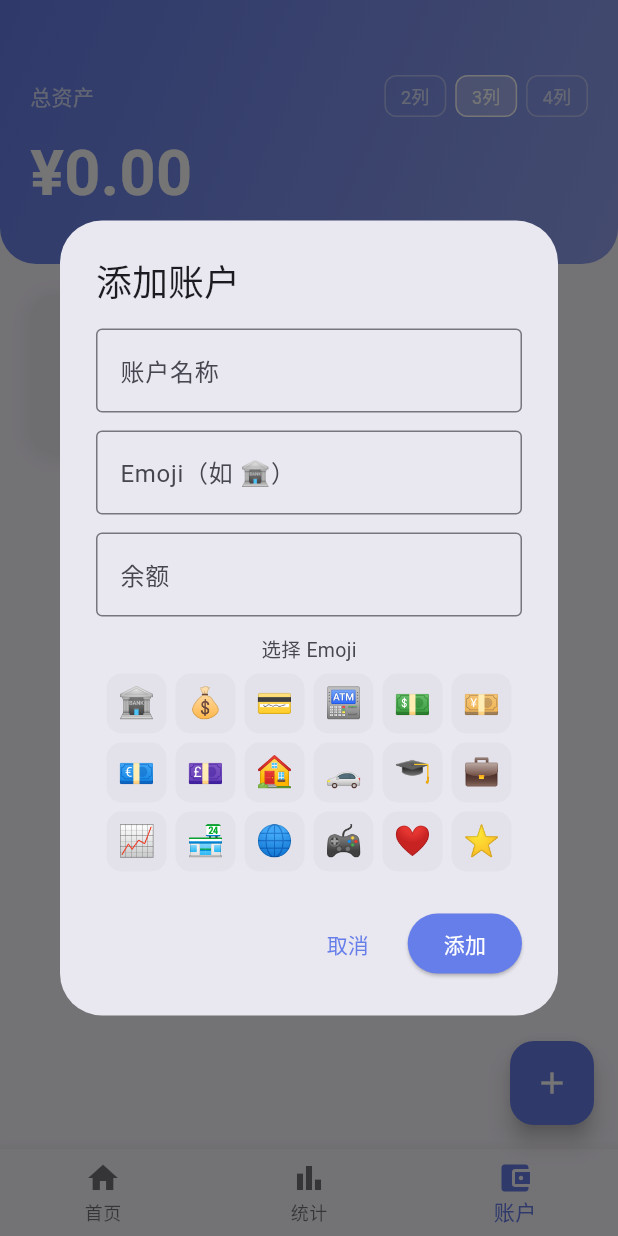
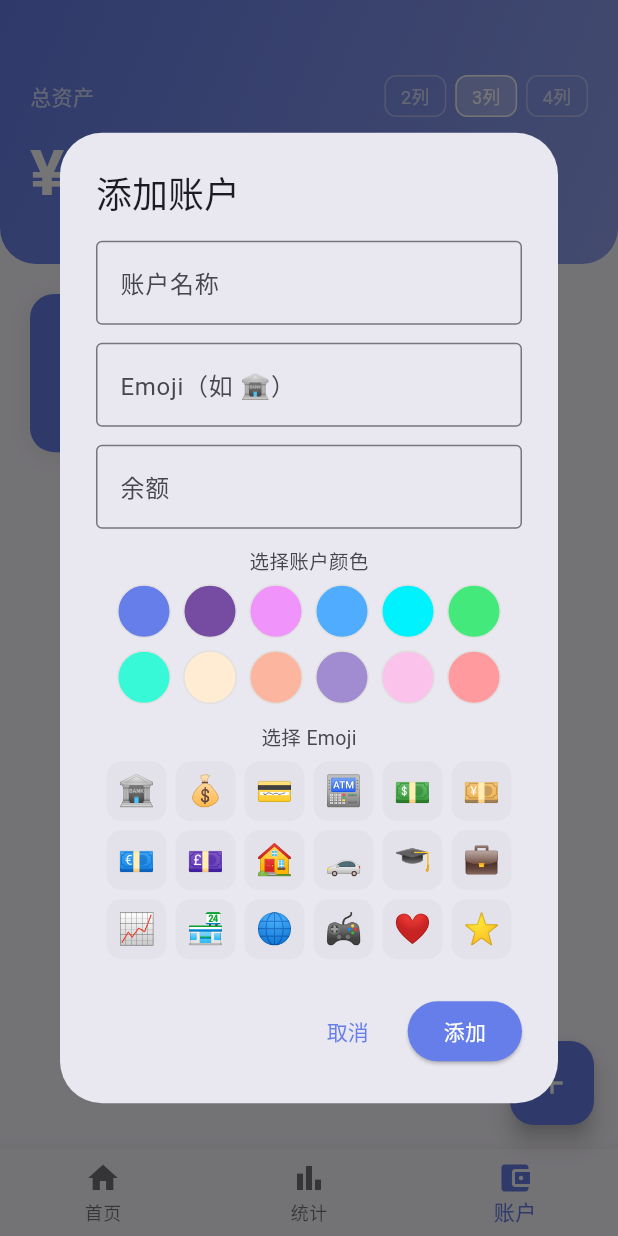
Before and after one commit to shouyangliu/wallet, a Flutter app: the screen it shows after launch, item 3 of the bottom bar chosen, after a tap on the "add" icon, on a phone screen of 412 x 824 dp. Run offline on Flutter 3.47's test engine with Material 3 defaults, Android fonts, the phone set to English and light mode, and no system bars; our stand-ins replace fl_chart, shared_preferences.

Commit message:
add color

```diff
--- a/lib/main.dart
+++ b/lib/main.dart
@@ -135,19 +135,22 @@ class Category {
   final String name;
   final String emoji;
   final bool isExpense;
-
-  Category({required this.name, this.emoji = '', required this.isExpense});
+  int color;
+
+  Category({required this.name, this.emoji = '', required this.isExpense, this.color = 0xFF667eea});
 
   Map<String, dynamic> toJson() => {
     'name': name,
     'emoji': emoji,
     'isExpense': isExpense,
+    'color': color,
   };
 
   factory Category.fromJson(Map<String, dynamic> json) => Category(
     name: json['name'],
     emoji: json['emoji'] ?? '',
     isExpense: json['isExpense'],
+    color: json['color'] ?? 0xFF667eea,
   );
 }
 
@@ -156,12 +159,14 @@ class Account {
   String name;
   String emoji;
   double balance;
+  int color;
 
   Account({
     required this.id,
     required this.name,
     this.emoji = '🏦',
     this.balance = 0,
+    this.color = 0xFF667eea,
   });
 
   Map<String, dynamic> toJson() => {
@@ -169,6 +174,7 @@ class Account {
     'name': name,
     'emoji': emoji,
     'balance': balance,
+    'color': color,
   };
 
   factory Account.fromJson(Map<String, dynamic> json) => Account(
@@ -176,6 +182,7 @@ class Account {
     name: json['name'],
     emoji: json['emoji'] ?? '🏦',
     balance: (json['balance'] as num?)?.toDouble() ?? 0,
+    color: json['color'] ?? 0xFF667eea,
   );
 }
 
@@ -865,11 +872,11 @@ class _HomePageState extends State<HomePage> {
                         onTap: () => _showEditAccountDialog(a),
                         child: Container(
                           decoration: BoxDecoration(
-                            color: Theme.of(context).colorScheme.surfaceContainer,
+                            color: Color(a.color),
                             borderRadius: BorderRadius.circular(16),
                             boxShadow: [
                               BoxShadow(
-                                color: Theme.of(context).colorScheme.shadow.withValues(alpha: 0.08),
+                                color: Theme.of(context).colorScheme.shadow.withValues(alpha:0.08),
                                 blurRadius: 10,
                                 offset: const Offset(0, 2),
                               ),
@@ -885,9 +892,12 @@ class _HomePageState extends State<HomePage> {
                               Text(a.name,
                                   maxLines: 1,
                                   overflow: TextOverflow.ellipsis,
-                                  style: const TextStyle(
+                                  style: TextStyle(
                                       fontSize: 13,
-                                      fontWeight: FontWeight.w500)),
+                                      fontWeight: FontWeight.w500,
+                                      color: ThemeData.estimateBrightnessForColor(Color(a.color)) == Brightness.dark
+                                          ? Colors.white
+                                          : Colors.black)),
                               const SizedBox(height: 4),
                               Text(
                                 '¥${a.balance.toStringAsFixed(2)}',
@@ -1185,7 +1195,7 @@ class _HomePageState extends State<HomePage> {
           final color = colors[i++ % colors.length];
           return PieChartSectionData(
             value: e.value,
-            title: e.key,
+            title: '${e.key}\n¥${e.value.toStringAsFixed(0)}',
             color: color,
             radius: 60,
             titleStyle: const TextStyle(
@@ -1884,6 +1894,32 @@ class _HomePageState extends State<HomePage> {
             child: Center(child: Text(e, style: const TextStyle(fontSize: 20))),
           ),
         );
+        }).toList(),
+    );
+  }
+
+  Widget _buildColorPicker(ValueChanged<int> onColorSelected) {
+    final colors = [
+      0xFF667eea, 0xFF764ba2, 0xFFf093fb, 0xFF4facfe,
+      0xFF00f2fe, 0xFF43e97b, 0xFF38f9d7, 0xFFffecd2,
+      0xFFfcb69f, 0xFFa18cd1, 0xFFfbc2eb, 0xFFff9a9e,
+    ];
+    return Wrap(
+      spacing: 8,
+      runSpacing: 8,
+      children: colors.map((c) {
+        return GestureDetector(
+          onTap: () => onColorSelected(c),
+          child: Container(
+            width: 36,
+            height: 36,
+            decoration: BoxDecoration(
+              color: Color(c),
+              shape: BoxShape.circle,
+              border: Border.all(color: Colors.grey.shade300),
+            ),
+          ),
+        );
       }).toList(),
     );
   }
@@ -1892,6 +1928,7 @@ class _HomePageState extends State<HomePage> {
     final nameController = TextEditingController();
     final emojiController = TextEditingController();
     final balanceController = TextEditingController();
+    int selectedColor = 0xFF667eea;
 
     showDialog(
       context: context,
@@ -1926,6 +1963,11 @@ class _HomePageState extends State<HomePage> {
               ),
             ),
             const SizedBox(height: 12),
+            Text('选择账户颜色',
+                style: TextStyle(fontSize: 13, color: Theme.of(context).colorScheme.onSurfaceVariant)),
+            const SizedBox(height: 6),
+            _buildColorPicker((color) => selectedColor = color),
+            const SizedBox(height: 12),
             Text('选择 Emoji',
                 style: TextStyle(fontSize: 13, color: Theme.of(context).colorScheme.onSurfaceVariant)),
             const SizedBox(height: 6),
@@ -1949,6 +1991,7 @@ class _HomePageState extends State<HomePage> {
                   name: name,
                   emoji: emoji.isEmpty ? '🏦' : emoji,
                   balance: balance,
+                  color: selectedColor,
                 ));
                 _saveAccounts();
               });
@@ -1970,6 +2013,7 @@ class _HomePageState extends State<HomePage> {
     final emojiController = TextEditingController(text: account.emoji);
     final balanceController = TextEditingController(
         text: account.balance.toStringAsFixed(2));
+    int selectedColor = account.color;
 
     showDialog(
       context: context,
@@ -2004,6 +2048,11 @@ class _HomePageState extends State<HomePage> {
               ),
             ),
             const SizedBox(height: 12),
+            Text('选择账户颜色',
+                style: TextStyle(fontSize: 13, color: Theme.of(context).colorScheme.onSurfaceVariant)),
+            const SizedBox(height: 6),
+            _buildColorPicker((color) => selectedColor = color),
+            const SizedBox(height: 12),
             Text('选择 Emoji',
                 style: TextStyle(fontSize: 13, color: Theme.of(context).colorScheme.onSurfaceVariant)),
             const SizedBox(height: 6),
@@ -2025,6 +2074,7 @@ class _HomePageState extends State<HomePage> {
                 account.name = name;
                 account.emoji = emoji.isEmpty ? '🏦' : emoji;
                 account.balance = balance;
+                account.color = selectedColor;
                 _saveAccounts();
               });
               Navigator.pop(ctx);
--- a/pubspec.yaml
+++ b/pubspec.yaml
@@ -1,7 +1,7 @@
 name: yl_wallet
 description: yl记账 - 简单易用的记账应用
 publish_to: 'none'
-version: 0.0.1
+version: 1.0.1+2
 
 environment:
   sdk: '^3.7.0'
```
Also changed, not shown: 9 other files.
